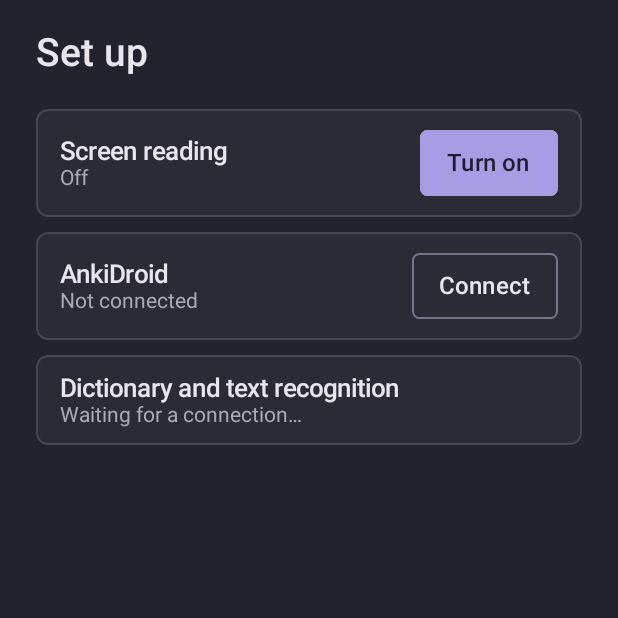
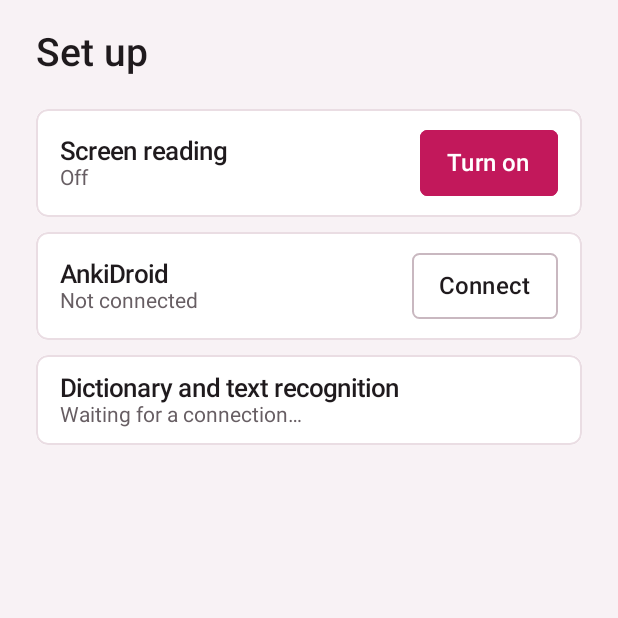
Before and after one commit to bee-san/LearnFromGames, an Android app built with Jetpack Compose: the screen it shows after launch (MainActivity), on a phone screen of 412 x 824 dp, the top half of it. Run offline under Robolectric (Android 15) with nearby library versions, the phone set to English and light mode, and no system bars; our stand-ins replace Room's generated code; libraries missing offline, so code that uses them is left out: ai.onnxruntime, com.ichi2.anki; 1 statement that could not run was skipped.

Commit message:
Add colour schemes, light and dark, defaulting to Pink and the system
Settings › Appearance picks the colours (Pink, Mono, Amber, Teal, Purple)
and the theme (Match system, Light, Dark). Dark is true black for AMOLED
screens. One table, core/Palette.kt, feeds every surface: the app's
screens (Lfg reads it as Compose state), the views over a game (Ink, made
again when it changes), the entry pages (CSS variables) and the widgets
(tinted from code). Purple keeps the colours the app had. The defaults are
Pink and Match system, after the LFG AMOLED colours canvas
(https://claude.ai/artifact/4N9G98MKCczuoqgnYx4WPL).

Daily goals now default to 1 hour, 5,000 characters and 10 cards; a goal
already saved keeps its value.

Co-Authored-By: Claude Opus 5.5 <noreply@anthropic.com>

```diff
--- a/app/src/main/kotlin/io/github/beesan/lfg/App.kt
+++ b/app/src/main/kotlin/io/github/beesan/lfg/App.kt
@@ -40,7 +40,7 @@ class App : Application() {
         super.onCreate()
         // The dictionary is already downloading when the set-up screen first shows.
         if (dictionaries.state.value is DictState.Missing || models.meikiFiles() == null || models.screenAiDir() == null) DictionaryWorker.start(this)
-        // The widgets measure against the goals, so they redraw as soon as one changes.
-        scope.launch { settings.prefs.map { it.goals to it.goalCards }.distinctUntilChanged().drop(1).collect { StatsWidgets.update(this@App) } }
+        // The widgets measure against the goals and draw in the chosen colours, so they redraw as soon as one changes.
+        scope.launch { settings.prefs.map { listOf(it.goals, it.goalCards, it.colours, it.theme) }.distinctUntilChanged().drop(1).collect { StatsWidgets.update(this@App) } }
     }
 }
--- a/app/src/main/kotlin/io/github/beesan/lfg/Settings.kt
+++ b/app/src/main/kotlin/io/github/beesan/lfg/Settings.kt
@@ -2,6 +2,7 @@
 package io.github.beesan.lfg
 
 import android.content.Context
+import io.github.beesan.lfg.core.Palette
 import io.github.beesan.lfg.core.ReadingGoals
 import kotlinx.coroutines.flow.MutableStateFlow
 import kotlinx.coroutines.flow.StateFlow
@@ -23,10 +24,14 @@ data class Prefs(
     /** An animated picture of the moments before the card was made, instead of a still. */
     val animatedPicture: Boolean = false,
     /** Daily reading goals on the stats screen; 0 is none. */
-    val goalMinutes: Int = 0,
-    val goalChars: Int = 0,
+    val goalMinutes: Int = 60,
+    val goalChars: Int = 5_000,
     /** Cards a day, a ring on the Today widget; 0 is none. Not part of the reading goals' streak. */
-    val goalCards: Int = 0,
+    val goalCards: Int = 10,
+    /** One of [Palette.SCHEMES]. */
+    val colours: String = Palette.PINK,
+    /** [Palette.THEME_SYSTEM], [Palette.THEME_LIGHT] or [Palette.THEME_DARK]. */
+    val theme: String = Palette.THEME_SYSTEM,
 ) {
     val goals: ReadingGoals get() = ReadingGoals(goalMinutes, goalChars)
 
@@ -56,6 +61,8 @@ class Settings(context: Context) {
             goalMinutes = store.getInt("goalMinutes", d.goalMinutes),
             goalChars = store.getInt("goalChars", d.goalChars),
             goalCards = store.getInt("goalCards", d.goalCards),
+            colours = store.getString("colours", d.colours) ?: d.colours,
+            theme = store.getString("theme", d.theme) ?: d.theme,
         )
     }
 
@@ -72,6 +79,8 @@ class Settings(context: Context) {
             .putInt("goalMinutes", next.goalMinutes)
             .putInt("goalChars", next.goalChars)
             .putInt("goalCards", next.goalCards)
+            .putString("colours", next.colours)
+            .putString("theme", next.theme)
             .apply()
         _prefs.value = next
     }
--- /dev/null
+++ b/app/src/main/kotlin/io/github/beesan/lfg/core/Palette.kt
@@ -0,0 +1,129 @@
+// SPDX-License-Identifier: GPL-3.0-or-later
+package io.github.beesan.lfg.core
+
+/**
+ * The app's colours, as ARGB ints, for one colour scheme in light or dark.
+ * Dark is true black, for AMOLED screens. Every surface draws from one of
+ * these: the app's screens, the views over a game, the entry pages and the
+ * widgets. The pitch-accent colours are not here: they mean something, so
+ * they stay the same in every scheme.
+ */
+data class Palette(
+    val dark: Boolean,
+    val bg: Int,
+    /** Cards and other raised areas. */
+    val surface: Int,
+    /** Wells below the background, such as a text field. */
+    val sunken: Int,
+    val border: Int,
+    val borderStrong: Int,
+    val text: Int,
+    val dim: Int,
+    /** Links, the marked word, outlined buttons. */
+    val accent: Int,
+    /** A primary button, and the text on it. */
+    val fill: Int,
+    val onFill: Int,
+    /** A disabled button, and the card button's ground. */
+    val soft: Int,
+    val ok: Int,
+    val okSoft: Int,
+    val warn: Int,
+    val error: Int,
+    /** The Today widget's rings, outside in: time, characters, cards. */
+    val ringTime: Int,
+    val ringChars: Int,
+    val ringCards: Int,
+    /** Small grey chips: the audio button, a frequency's value. */
+    val chip: Int,
+    /** A frequency dictionary's name chip. */
+    val freqName: Int,
+    val freqNameText: Int,
+) {
+    /** The accent at a quarter strength: behind the marked word. */
+    val wash: Int get() = (accent and 0x00FFFFFF) or (0x3D shl 24)
+
+    companion object {
+        const val PINK = "pink"
+        const val MONO = "mono"
+        const val AMBER = "amber"
+        const val TEAL = "teal"
+        const val PURPLE = "purple"
+
+        /** The schemes in the order Settings lists them, with their names. */
+        val SCHEMES = listOf(PINK to "Pink", MONO to "Mono", AMBER to "Amber", TEAL to "Teal", PURPLE to "Purple")
+
+        const val THEME_SYSTEM = "system"
+        const val THEME_LIGHT = "light"
+        const val THEME_DARK = "dark"
+
+        /** [theme] is one of the THEME_ values; [systemDark] is what the system is set to, for [THEME_SYSTEM]. */
+        fun of(scheme: String, theme: String, systemDark: Boolean): Palette {
+            val dark = when (theme) {
+                THEME_LIGHT -> false
+                THEME_DARK -> true
+                else -> systemDark
+            }
+            return (if (dark) DARK else LIGHT)[scheme] ?: (if (dark) DARK else LIGHT).getValue(PINK)
+        }
+
+        private fun c(hex: Long) = (hex or 0xFF000000).toInt()
+
+        private val DARK = mapOf(
+            PINK to Palette(
+                true, c(0x000000), c(0x0F0D0E), c(0x000000), c(0x2E2A2C), c(0x4A4347), c(0xF5EFF2), c(0xA39AA0),
+                c(0xFF85B8), c(0xFF85B8), c(0x2A0614), c(0x2A0E1B), c(0x5FD38D), c(0x0E2117), c(0xE0B46A), c(0xF08A8C),
+                c(0xFF85B8), c(0xFFC46B), c(0x7AB8FF), c(0x1C181A), c(0x3A1426), c(0xFFD1E6),
+            ),
+            MONO to Palette(
+                true, c(0x000000), c(0x0C0C0D), c(0x000000), c(0x2A2A2D), c(0x48484C), c(0xF2F2F2), c(0x9A9AA0),
+                c(0xF2F2F2), c(0xF2F2F2), c(0x000000), c(0x1C1C1E), c(0x5FD38D), c(0x0E2117), c(0xE0B46A), c(0xF08A8C),
+                c(0xF2F2F2), c(0xA1A1A6), c(0x5C5C61), c(0x1C1C1E), c(0x2A2A2D), c(0xF2F2F2),
+            ),
+            AMBER to Palette(
+                true, c(0x000000), c(0x0E0E0F), c(0x000000), c(0x2A2A2E), c(0x48474A), c(0xF0EEE9), c(0x9D9B96),
+                c(0xF5A524), c(0xF5A524), c(0x1A1100), c(0x241906), c(0x4CC38A), c(0x0C2117), c(0xE0B46A), c(0xF08A8C),
+                c(0xF5A524), c(0x2EC4B6), c(0x6AA6FF), c(0x1A1A1C), c(0x0F3A35), c(0xC9F5EF),
+            ),
+            TEAL to Palette(
+                true, c(0x000000), c(0x0D0F10), c(0x000000), c(0x263033), c(0x41504F), c(0xEEF2F2), c(0x95A0A2),
+                c(0x3DD6C6), c(0x3DD6C6), c(0x00201D), c(0x072421), c(0x9BE37A), c(0x13220C), c(0xE0B46A), c(0xF08A8C),
+                c(0x3DD6C6), c(0xF5A524), c(0xFF7A6B), c(0x16191A), c(0x3A2A0C), c(0xFFD79A),
+            ),
+            // The colours the app had before schemes: Hachidori's default theme.
+            PURPLE to Palette(
+                true, c(0x22232C), c(0x2B2B36), c(0x1D1E26), c(0x454653), c(0x747586), c(0xE8E5EB), c(0xAAA8B2),
+                c(0xB1A5EE), c(0xA89CE4), c(0x211D30), c(0x353247), c(0x8BB79B), c(0x2B3530), c(0xD1AA71), c(0xD28A8C),
+                c(0xB1A5EE), c(0x8BB79B), c(0x6CB8F5), c(0x2F303B), c(0x347D35), c(0xFFFFFF),
+            ),
+        )
+
+        private val LIGHT = mapOf(
+            PINK to Palette(
+                false, c(0xF8F2F5), c(0xFFFFFF), c(0xEFE6EB), c(0xEADDE3), c(0xC9B8C0), c(0x1F1A1D), c(0x675E63),
+                c(0xC2185B), c(0xC2185B), c(0xFFFFFF), c(0xFDE7F0), c(0x1D8048), c(0xE5F4EA), c(0x8A5A00), c(0xB3261E),
+                c(0xE6508F), c(0xD99000), c(0x2F7FE0), c(0xF6EEF2), c(0xFCD9E8), c(0x7A1240),
+            ),
+            MONO to Palette(
+                false, c(0xF2F2F2), c(0xFFFFFF), c(0xE8E8E8), c(0xDEDEDE), c(0xB8B8BC), c(0x111111), c(0x5C5C63),
+                c(0x111111), c(0x111111), c(0xFFFFFF), c(0xF0F0F0), c(0x1D8048), c(0xE5F4EA), c(0x8A5A00), c(0xB3261E),
+                c(0x111111), c(0x6E6E73), c(0xB4B4B8), c(0xF0F0F0), c(0xE2E2E4), c(0x111111),
+            ),
+            AMBER to Palette(
+                false, c(0xF4F2EE), c(0xFFFFFF), c(0xEAE6DF), c(0xE2DFD8), c(0xBDB8AE), c(0x1D1B16), c(0x66625A),
+                c(0xA86300), c(0xA86300), c(0xFFFFFF), c(0xFFF3DF), c(0x1D8048), c(0xE3F5EA), c(0x8A5A00), c(0xB3261E),
+                c(0xE08E00), c(0x0F9488), c(0x2F6FE0), c(0xF3F1EC), c(0xD5F2EE), c(0x0B4F48),
+            ),
+            TEAL to Palette(
+                false, c(0xF0F4F4), c(0xFFFFFF), c(0xE3EAEA), c(0xD9E1E2), c(0xB2BEC0), c(0x121718), c(0x5B6567),
+                c(0x0B7A70), c(0x0B7A70), c(0xFFFFFF), c(0xE0F5F2), c(0x4A7F1C), c(0xEBF5E3), c(0x8A5A00), c(0xB3261E),
+                c(0x14A89A), c(0xD98A00), c(0xE0533F), c(0xEEF2F2), c(0xFBE7C4), c(0x5A3D00),
+            ),
+            PURPLE to Palette(
+                false, c(0xF4F3F8), c(0xFFFFFF), c(0xE9E7F1), c(0xDCDAE6), c(0xB9B6CA), c(0x1E1D26), c(0x5F5D6B),
+                c(0x5B4BC4), c(0x5B4BC4), c(0xFFFFFF), c(0xEEEBFB), c(0x2A7A4B), c(0xE6F4EC), c(0x8A5A00), c(0xB3261E),
+                c(0x6B5BD2), c(0x2F8F5B), c(0x2A7BD4), c(0xF0EFF5), c(0x2F7D4F), c(0xFFFFFF),
+            ),
+        )
+    }
+}
--- a/app/src/main/kotlin/io/github/beesan/lfg/ui/MainActivity.kt
+++ b/app/src/main/kotlin/io/github/beesan/lfg/ui/MainActivity.kt
@@ -1,6 +1,11 @@
 // SPDX-License-Identifier: GPL-3.0-or-later
 package io.github.beesan.lfg.ui
 
+import android.graphics.drawable.ColorDrawable
+import androidx.compose.foundation.isSystemInDarkTheme
+import androidx.compose.runtime.SideEffect
+import androidx.core.view.WindowCompat
+import io.github.beesan.lfg.core.Palette
 import android.content.ActivityNotFoundException
 import android.content.ComponentName
 import android.content.Intent
@@ -65,6 +70,16 @@ class MainActivity : ComponentActivity() {
             val sources by model.sources.collectAsStateWithLifecycle()
             val wordAudio by model.wordAudio.collectAsStateWithLifecycle()
             val recording by SoundCapture.running.collectAsStateWithLifecycle()
+            // The colours Settings picked, light or dark as the theme says, "Match system" following the system.
+            val palette = Palette.of(prefs.colours, prefs.theme, isSystemInDarkTheme())
+            if (Lfg.palette != palette) Lfg.palette = palette
+            SideEffect {
+                window.setBackgroundDrawable(ColorDrawable(palette.bg))
+                WindowCompat.getInsetsController(window, window.decorView).apply {
+                    isAppearanceLightStatusBars = !palette.dark
+                    isAppearanceLightNavigationBars = !palette.dark
+                }
+            }
             var page by rememberSaveable { mutableStateOf(Page.HOME) }
             val saved = rememberSaveableStateHolder()
 
@@ -180,6 +195,7 @@ class MainActivity : ComponentActivity() {
                         )
                         page == Page.SOURCES -> SourcesScreen(sources, ::back)
                         page == Page.ANKI -> AnkiScreen(setup, model::connectAnki, { ankiPermission.launch(AnkiBridge.PERMISSION) }, ::back)
+                        page == Page.APPEARANCE -> AppearanceScreen(prefs, model::updatePrefs, ::back)
                         page == Page.CONTROLS -> ControlsScreen(prefs, model::updatePrefs, ::back)
                         page == Page.RECOGNITION -> RecognitionScreen(
                             prefs, reader, screenAi, ScreenAi.available(), model::updatePrefs, { model.downloadScreenAi() }, ::back,
--- a/app/src/main/kotlin/io/github/beesan/lfg/ui/Theme.kt
+++ b/app/src/main/kotlin/io/github/beesan/lfg/ui/Theme.kt
@@ -1,6 +1,8 @@
 // SPDX-License-Identifier: GPL-3.0-or-later
 package io.github.beesan.lfg.ui
 
+import android.content.Context
+import android.content.res.Configuration
 import androidx.compose.foundation.BorderStroke
 import androidx.compose.foundation.layout.PaddingValues
 import androidx.compose.foundation.layout.defaultMinSize
@@ -9,30 +11,48 @@ import androidx.compose.material3.Button
 import androidx.compose.material3.ButtonDefaults
 import androidx.compose.material3.Text
 import androidx.compose.runtime.Composable
+import androidx.compose.runtime.getValue
+import androidx.compose.runtime.mutableStateOf
+import androidx.compose.runtime.setValue
 import androidx.compose.ui.Modifier
 import androidx.compose.ui.graphics.Color
 import androidx.compose.ui.text.font.FontWeight
 import androidx.compose.ui.unit.dp
 import androidx.compose.ui.unit.sp
+import io.github.beesan.lfg.Prefs
+import io.github.beesan.lfg.core.Palette
 
-/** The app's palette: Hachidori's default theme, as the plan draws every screen. */
+/**
+ * The app's colours for Compose, from the [Palette] Settings picked. Each
+ * reads [palette], which the activity sets, so every screen redraws when the
+ * scheme or the light or dark theme changes.
+ */
 object Lfg {
-    val Bg = Color(0xFF22232C)
-    val Surface = Color(0xFF2B2B36)
-    val Sunken = Color(0xFF1D1E26)
-    val Border = Color(0xFF454653)
-    val BorderStrong = Color(0xFF747586)
-    val Text = Color(0xFFE8E5EB)
-    val Dim = Color(0xFFAAA8B2)
-    val Accent = Color(0xFFB1A5EE)
-    val Fill = Color(0xFFA89CE4)
-    val Soft = Color(0xFF353247)
-    val OnFill = Color(0xFF211D30)
-    val Wash = Color(0x3DB1A5EE)
-    val Ok = Color(0xFF8BB79B)
-    val Warn = Color(0xFFD1AA71)
-    val Error = Color(0xFFD28A8C)
+    var palette: Palette by mutableStateOf(Palette.of(Palette.PINK, Palette.THEME_DARK, systemDark = true))
+
+    val Bg get() = Color(palette.bg)
+    val Surface get() = Color(palette.surface)
+    val Sunken get() = Color(palette.sunken)
+    val Border get() = Color(palette.border)
+    val BorderStrong get() = Color(palette.borderStrong)
+    val Text get() = Color(palette.text)
+    val Dim get() = Color(palette.dim)
+    val Accent get() = Color(palette.accent)
+    val Fill get() = Color(palette.fill)
+    val Soft get() = Color(palette.soft)
+    val OnFill get() = Color(palette.onFill)
+    val Wash get() = Color(palette.wash)
+    val Ok get() = Color(palette.ok)
+    val Warn get() = Color(palette.warn)
+    val Error get() = Color(palette.error)
 }
+
+/** The palette for these settings, with the system's light or dark setting for "Match system". */
+fun Context.palette(prefs: Prefs): Palette = Palette.of(
+    prefs.colours,
+    prefs.theme,
+    systemDark = (resources.configuration.uiMode and Configuration.UI_MODE_NIGHT_MASK) == Configuration.UI_MODE_NIGHT_YES,
+)
 
 @Composable
 fun LfgButton(text: String, onClick: () -> Unit, modifier: Modifier = Modifier, primary: Boolean = false, enabled: Boolean = true) {
--- /dev/null
+++ b/app/src/main/res/values-night/colors.xml
@@ -0,0 +1,5 @@
+<?xml version="1.0" encoding="utf-8"?>
+<resources>
+    <!-- The window before the app draws, at night: Pink's true black. -->
+    <color name="app_bg">#000000</color>
+</resources>
--- a/app/src/main/res/values/themes.xml
+++ b/app/src/main/res/values/themes.xml
@@ -5,5 +5,6 @@
         <item name="android:statusBarColor">@color/app_bg</item>
         <item name="android:navigationBarColor">@color/app_bg</item>
     </style>
-    <color name="app_bg">#22232C</color>
+    <!-- The window before the app draws: Pink's light background; values-night has its dark one. -->
+    <color name="app_bg">#F8F2F5</color>
 </resources>
```
Also changed, not shown: app/src/main/kotlin/io/github/beesan/lfg/dict/EntryHtml.kt (+37 -24 lines), app/src/main/kotlin/io/github/beesan/lfg/overlay/OverlayHost.kt (+13 -1 lines), app/src/main/kotlin/io/github/beesan/lfg/overlay/Views.kt (+15 -12 lines), app/src/main/kotlin/io/github/beesan/lfg/ui/EntryWeb.kt (+9 -7 lines), app/src/main/kotlin/io/github/beesan/lfg/ui/SettingsScreens.kt (+22 -1 lines), app/src/main/kotlin/io/github/beesan/lfg/widget/StatsWidgets.kt (+34 -10 lines), app/src/main/res/drawable/widget_background.xml (+2 -8 lines), app/src/main/res/drawable/widget_rings_preview.xml (+4 -4 lines), app/src/main/res/values/widget_styles.xml (+8 -6 lines), 1 other file.
